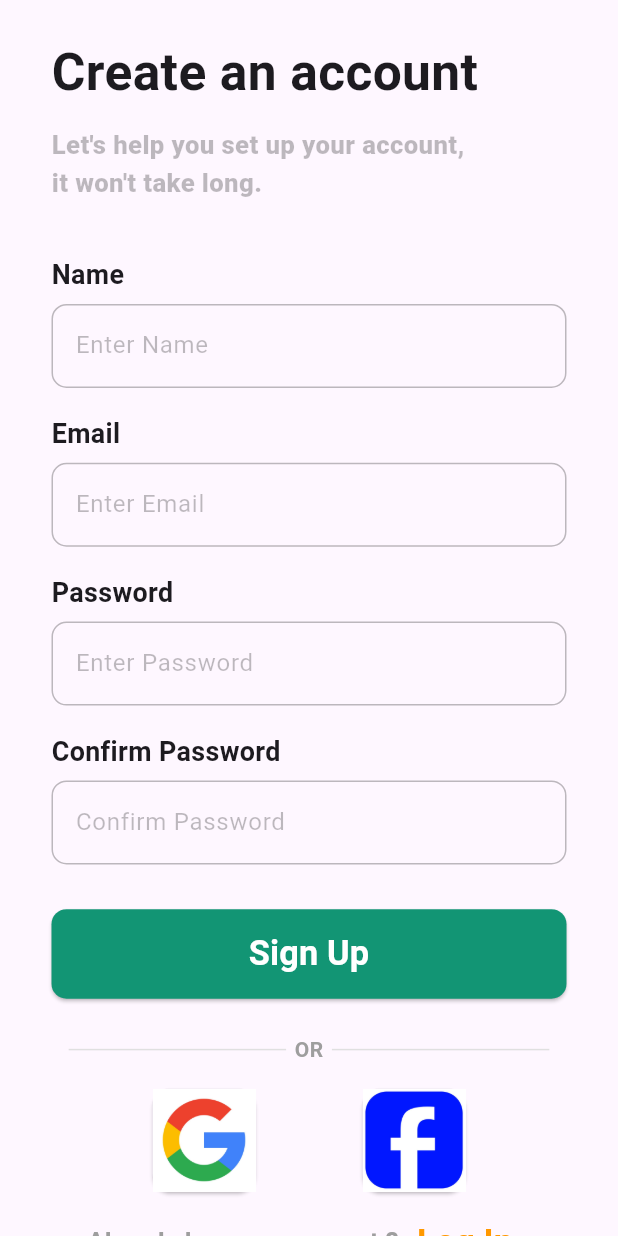
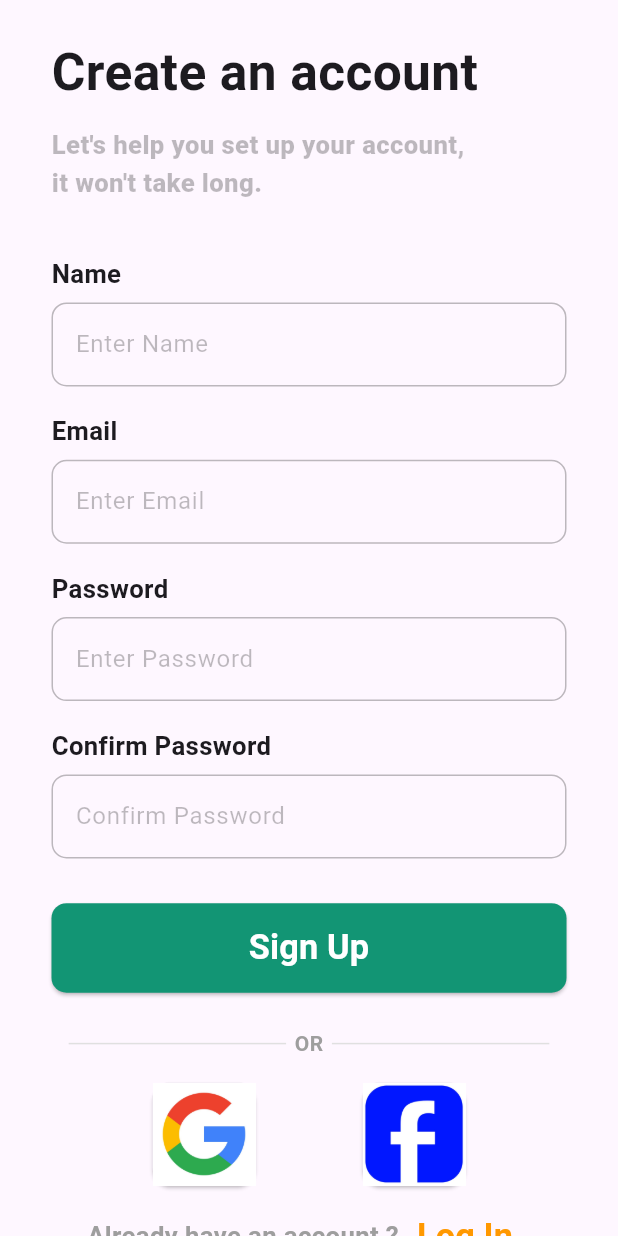
Before and after one commit to Nidhin-K-R/meal_magic_recipe_app, a Flutter app: the screen it shows after launch, on a phone screen of 412 x 824 dp. Run offline on Flutter 3.47's test engine with Material 3 defaults, Android fonts, the phone set to English and light mode, and no system bars; our stand-ins replace flutter_screenutil.

Commit message:
text widget font size

```diff
--- a/lib/features/authentication/presentation/widgets/custom_widgets.dart
+++ b/lib/features/authentication/presentation/widgets/custom_widgets.dart
@@ -19,7 +19,7 @@ class CustomWidgets {
   static inputText(String label) {
     return Text(
       label,
-      style: TextStyle(fontSize: 15.h, fontWeight: FontWeight.bold),
+      style: TextStyle(fontSize: 15.sp, fontWeight: FontWeight.bold),
     );
   }
 
```
